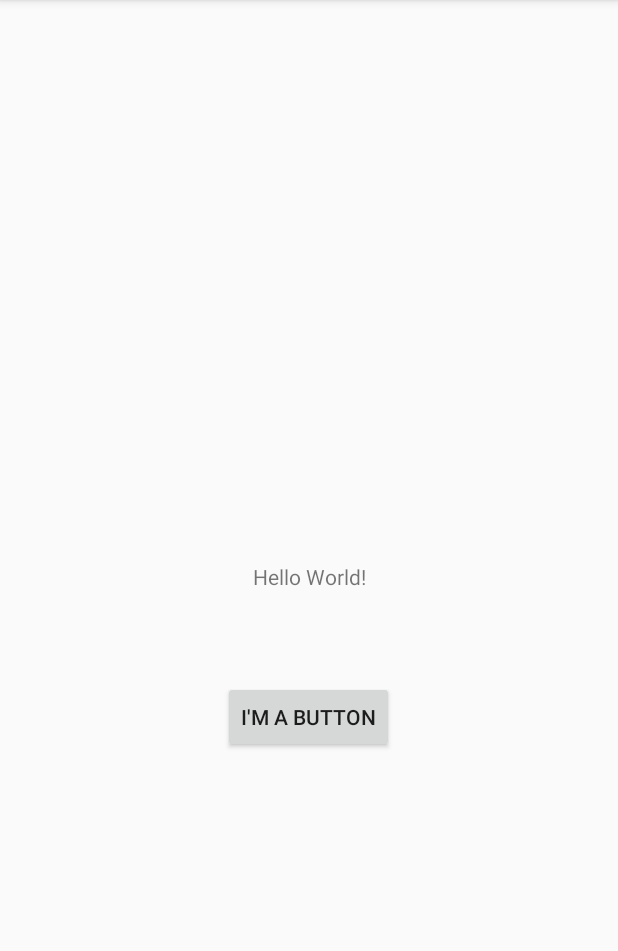
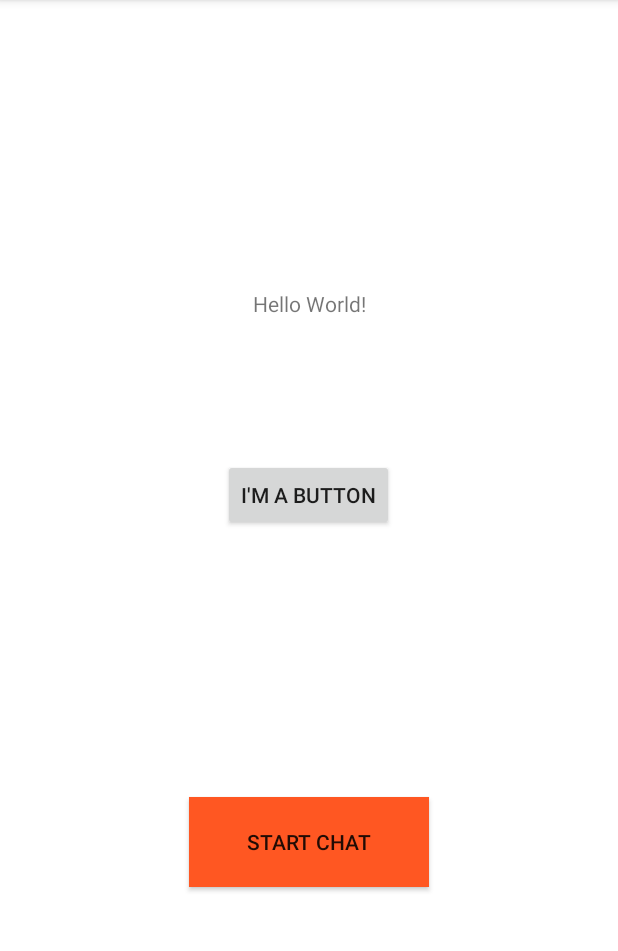
Before and after one commit to Abdisalanvp77/CP470, an Android app: the MainActivity screen opened directly, with no data from a screen before it, on a phone screen of 412 x 824 dp, the part 84-1035 px from its top. Run offline under Robolectric (Android 15) with nearby library versions, the light colour scheme and no system bars.

Commit message:
Finished Assignment2Part4

```diff
--- a/app/src/main/AndroidManifest.xml
+++ b/app/src/main/AndroidManifest.xml
@@ -20,7 +20,8 @@
         android:roundIcon="@mipmap/ic_launcher_round"
         android:supportsRtl="true"
         android:theme="@style/AppTheme">
-        <activity android:name=".ListItemsActivity"></activity>
+        <activity android:name=".ChatWindow"></activity>
+        <activity android:name=".ListItemsActivity" />
         <activity android:name=".LoginActivity">
             <intent-filter>
                 <action android:name="android.intent.action.MAIN" />
@@ -28,7 +29,7 @@
                 <category android:name="android.intent.category.LAUNCHER" />
             </intent-filter>
         </activity>
-        <activity android:name=".MainActivity"></activity>
+        <activity android:name=".MainActivity" />
     </application>
 
 </manifest>
--- a/app/src/main/java/com/example/androidassignments/MainActivity.java
+++ b/app/src/main/java/com/example/androidassignments/MainActivity.java
@@ -13,6 +13,7 @@ import android.widget.Toast;
 public class MainActivity extends AppCompatActivity {
     protected static  final String ACTIVITY_NAME = "MainActivity";
     Button button;
+    Button startChat;
     @Override
     protected void onCreate(Bundle savedInstanceState) {
         super.onCreate(savedInstanceState);
@@ -20,6 +21,8 @@ public class MainActivity extends AppCompatActivity {
         Log.i(ACTIVITY_NAME, "In onCreate()");
 
         button = findViewById(R.id.button);
+        startChat = findViewById(R.id.start_chat_button);
+
         button.setOnClickListener(new View.OnClickListener() {
             @Override
             public void onClick(View view) {
@@ -28,8 +31,15 @@ public class MainActivity extends AppCompatActivity {
                 startActivityForResult(i, 10);
             }
         });
+
+
     }
 
+    public void onStartChat(View view) {
+        Log.i(ACTIVITY_NAME, "User clicked Start Chat");
+        Intent intent = new Intent(MainActivity.this, ChatWindow.class);
+        startActivity(intent);
+    }
     @Override
     protected void onActivityResult(int requestCode, int resultCode, Intent data) {
         super.onActivityResult(requestCode, resultCode, data);
--- a/app/src/main/res/layout/activity_main.xml
+++ b/app/src/main/res/layout/activity_main.xml
@@ -4,6 +4,8 @@
     xmlns:tools="http://schemas.android.com/tools"
     android:layout_width="match_parent"
     android:layout_height="match_parent"
+    android:background="#FFFFFF"
+    android:clickable="true"
     tools:context=".MainActivity">
 
     <TextView
@@ -14,7 +16,8 @@
         app:layout_constraintBottom_toBottomOf="parent"
         app:layout_constraintLeft_toLeftOf="parent"
         app:layout_constraintRight_toRightOf="parent"
-        app:layout_constraintTop_toTopOf="parent" />
+        app:layout_constraintTop_toTopOf="parent"
+        app:layout_constraintVertical_bias="0.257" />
 
     <Button
         android:id="@+id/button"
@@ -28,4 +31,17 @@
         app:layout_constraintTop_toBottomOf="@+id/textView"
         app:layout_constraintVertical_bias="0.185" />
 
+    <Button
+        android:id="@+id/start_chat_button"
+        android:layout_width="160dp"
+        android:layout_height="60dp"
+        android:background="#FF5722"
+        android:onClick="onStartChat"
+        android:text="@string/start_chat"
+        app:layout_constraintBottom_toBottomOf="parent"
+        app:layout_constraintEnd_toEndOf="parent"
+        app:layout_constraintHorizontal_bias="0.5"
+        app:layout_constraintStart_toStartOf="parent"
+        app:layout_constraintTop_toBottomOf="@+id/button" />
+
 </androidx.constraintlayout.widget.ConstraintLayout>
--- a/app/src/main/res/values/strings.xml
+++ b/app/src/main/res/values/strings.xml
@@ -16,4 +16,7 @@
     <string name="switch_toggle_on">Switch is On</string>
     <string name="switch_toggle_off">Switch is Off</string>
     <string name="response_text">Here is my response</string>
+    <string name="start_chat">Start Chat</string>
+    <string name="button">Send</string>
+    <string name="enter_chat_hint">Start typing</string>
 </resources>
```
Also changed, not shown: app/build.gradle (+9 -0 lines), app/src/main/res/drawable/round_button.xml (added, +13 -0 lines), app/src/main/res/layout/chat_row_incoming.xml (added, +21 -0 lines), app/src/main/res/layout/chat_row_outgoing.xml (added, +23 -0 lines), 1 other file.
